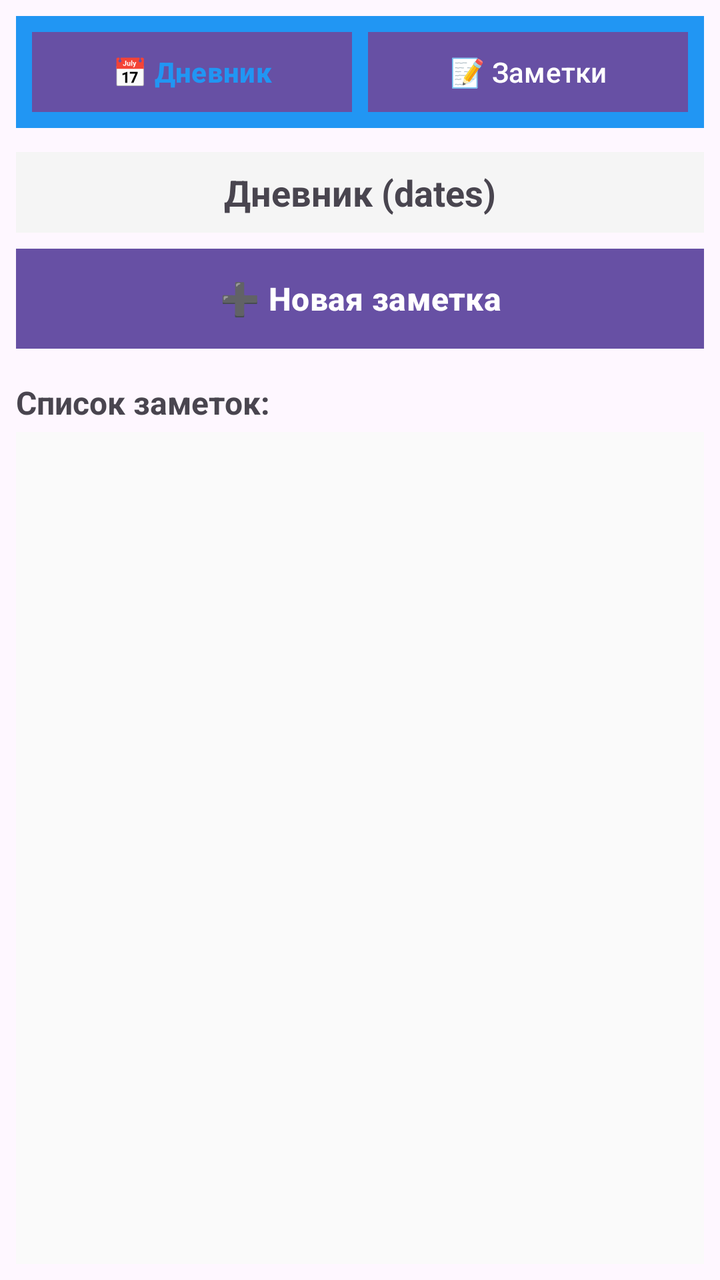
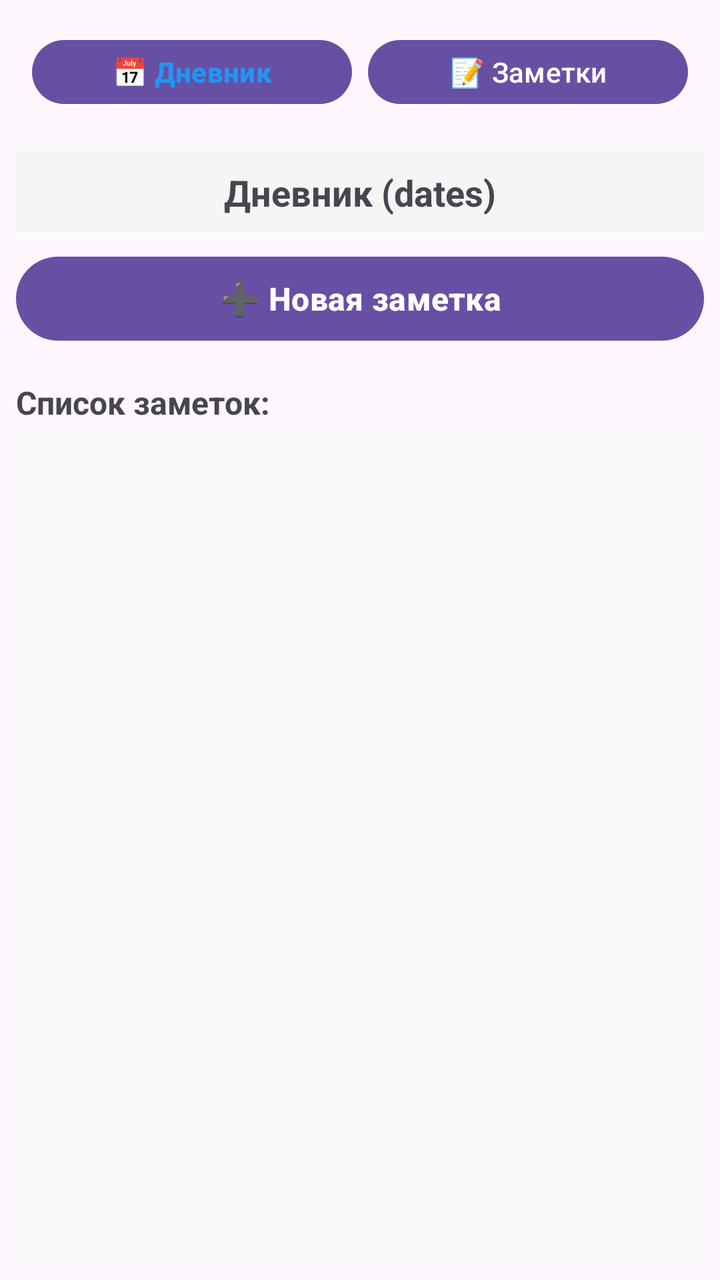

Two renders of the same Android screen: before a commit and after it. Below are the layout's source before the change and the commit's diff.
<!-- AndroidManifest.xml: application theme Theme.PersonalDiary -->
<!-- res/layout/activity_main.xml -->
<?xml version="1.0" encoding="utf-8"?>
<LinearLayout xmlns:android="http://schemas.android.com/apk/res/android"
    xmlns:tools="http://schemas.android.com/tools"
    android:layout_width="match_parent"
    android:layout_height="match_parent"
    android:orientation="vertical"
    android:padding="8dp"
    tools:context=".MainActivity">

    
    <LinearLayout
        android:layout_width="match_parent"
        android:layout_height="wrap_content"
        android:orientation="horizontal"
        android:background="#2196F3"
        android:padding="8dp"
        android:layout_marginBottom="12dp">

        <Button
            android:id="@+id/btnDates"
            android:layout_width="0dp"
            android:layout_height="40dp"
            android:layout_weight="1"
            android:layout_marginEnd="4dp"
            android:text="📅 Дневник"
            android:textStyle="bold"
            android:background="#FFFFFF"
            android:textColor="#2196F3"/>

        <Button
            android:id="@+id/btnNotes"
            android:layout_width="0dp"
            android:layout_height="40dp"
            android:layout_weight="1"
            android:layout_marginStart="4dp"
            android:text="📝 Заметки"
            android:background="#64B5F6"
            android:textColor="#FFFFFF"/>

    </LinearLayout>

    
    <TextView
        android:id="@+id/tvCollectionInfo"
        android:layout_width="match_parent"
        android:layout_height="wrap_content"
        android:layout_marginBottom="8dp"
        android:text="Дневник (dates)"
        android:textStyle="bold"
        android:textSize="18sp"
        android:gravity="center"
        android:background="#F5F5F5"
        android:padding="8dp"/>

    
    <Button
        android:id="@+id/btnNew"
        android:layout_width="match_parent"
        android:layout_height="50dp"
        android:layout_marginBottom="16dp"
        android:text="➕ Новая заметка"
        android:textSize="16sp"
        android:textStyle="bold"
        android:background="#4CAF50"
        android:textColor="#FFFFFF"/>

    
    <TextView
        android:layout_width="match_parent"
        android:layout_height="wrap_content"
        android:text="Список заметок:"
        android:textStyle="bold"
        android:layout_marginBottom="4dp"
        android:textSize="16sp"/>

    <ListView
        android:id="@+id/listViewEntries"
        android:layout_width="match_parent"
        android:layout_height="0dp"
        android:layout_weight="1"
        android:background="#FAFAFA"
        android:divider="#E0E0E0"
        android:dividerHeight="1dp"
        android:choiceMode="singleChoice"/>

</LinearLayout>
<!-- resources referenced by this layout -->
<resources>
  <style name="Theme.PersonalDiary" parent="Base.Theme.PersonalDiary" />
  <style name="Base.Theme.PersonalDiary" parent="Theme.Material3.DayNight.NoActionBar">
          
          
      </style>
</resources>

<!-- the commit's change to res/layout/activity_main.xml (unified diff, before → after) -->
@@ -12,7 +12,6 @@
         android:layout_width="match_parent"
         android:layout_height="wrap_content"
         android:orientation="horizontal"
-        android:background="#2196F3"
         android:padding="8dp"
         android:layout_marginBottom="12dp">
 
@@ -24,7 +23,6 @@
             android:layout_marginEnd="4dp"
             android:text="📅 Дневник"
             android:textStyle="bold"
-            android:background="#FFFFFF"
             android:textColor="#2196F3"/>
 
         <Button
@@ -34,7 +32,6 @@
             android:layout_weight="1"
             android:layout_marginStart="4dp"
             android:text="📝 Заметки"
-            android:background="#64B5F6"
             android:textColor="#FFFFFF"/>
 
     </LinearLayout>
@@ -61,7 +58,6 @@
         android:text="➕ Новая заметка"
         android:textSize="16sp"
         android:textStyle="bold"
-        android:background="#4CAF50"
         android:textColor="#FFFFFF"/>
 
     
